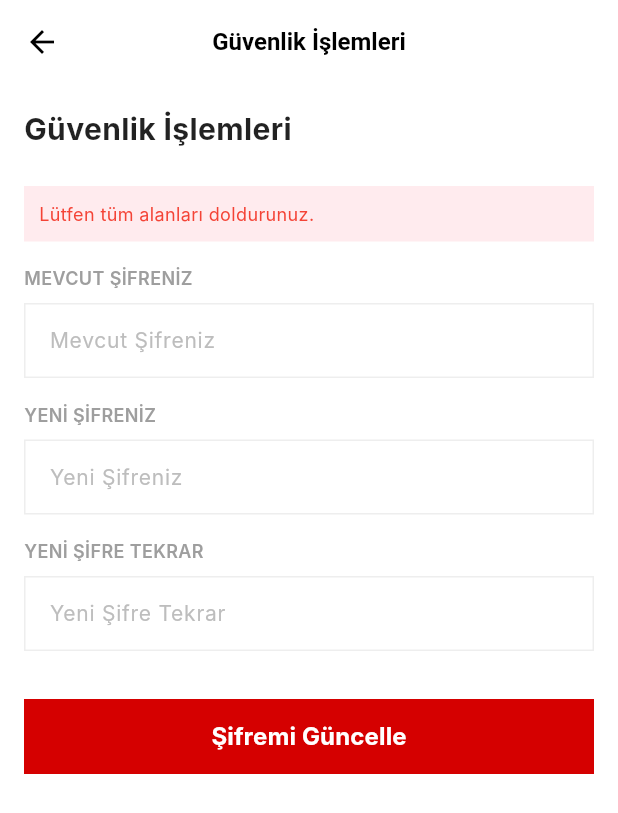
After one commit to gorkemoa/franchisemarketturkiye, a Flutter app: the ChangePasswordView screen opened directly, after a tap on "Şifremi Güncelle", on a phone screen of 412 x 824 dp. The commit adds this screen. Shown: the top 813 px of the screen. Run offline on Flutter 3.47's test engine with Material 3 defaults, Android fonts, the light colour scheme and no system bars; our stand-ins replace flutter_svg, flutter_widget_from_html, shared_preferences, youtube_player_flutter; accounts and stored records are empty; network calls fail; Roboto replaces fonts that are missing (Inter).

Commit message:
feat: Implement password change functionality with new view, view model, and API client `put` method, while refining address selection and custom drawer initialization.

```diff
--- a/lib/app/api_constants.dart
+++ b/lib/app/api_constants.dart
@@ -16,4 +16,5 @@ class ApiConstants {
   static String districts(String cityId) =>
       '$baseUrl/api/v1/cities/$cityId/districts';
   static const String updateAddress = '$baseUrl/api/v1/customers/address';
+  static const String updatePassword = '$baseUrl/api/v1/customers/password';
 }
--- /dev/null
+++ b/lib/viewmodels/change_password_view_model.dart
@@ -0,0 +1,86 @@
+import 'package:flutter/material.dart';
+import 'package:franchisemarketturkiye/services/auth_service.dart';
+
+class ChangePasswordViewModel extends ChangeNotifier {
+  final AuthService _authService = AuthService();
+
+  bool _isLoading = false;
+  bool get isLoading => _isLoading;
+
+  String? _errorMessage;
+  String? get errorMessage => _errorMessage;
+
+  String? _successMessage;
+  String? get successMessage => _successMessage;
+
+  final TextEditingController currentPasswordController =
+      TextEditingController();
+  final TextEditingController newPasswordController = TextEditingController();
+  final TextEditingController newPasswordConfirmController =
+      TextEditingController();
+
+  Future<bool> updatePassword() async {
+    _isLoading = true;
+    _errorMessage = null;
+    _successMessage = null;
+    notifyListeners();
+
+    if (currentPasswordController.text.isEmpty ||
+        newPasswordController.text.isEmpty ||
+        newPasswordConfirmController.text.isEmpty) {
+      _errorMessage = 'Lütfen tüm alanları doldurunuz.';
+      _isLoading = false;
+      notifyListeners();
+      return false;
+    }
+
+    if (newPasswordController.text != newPasswordConfirmController.text) {
+      _errorMessage = 'Yeni şifreler uyuşmuyor.';
+      _isLoading = false;
+      notifyListeners();
+      return false;
+    }
+
+    if (newPasswordController.text.length < 6) {
+      _errorMessage = 'Şifre en az 6 karakter olmalıdır.';
+      _isLoading = false;
+      notifyListeners();
+      return false;
+    }
+
+    try {
+      final result = await _authService.updatePassword(
+        currentPassword: currentPasswordController.text,
+        newPassword: newPasswordController.text,
+      );
+
+      if (result.isSuccess) {
+        _successMessage = 'Şifreniz başarıyla güncellendi.';
+        currentPasswordController.clear();
+        newPasswordController.clear();
+        newPasswordConfirmController.clear();
+        _isLoading = false;
+        notifyListeners();
+        return true;
+      } else {
+        _errorMessage = result.error;
+        _isLoading = false;
+        notifyListeners();
+        return false;
+      }
+    } catch (e) {
+      _errorMessage = 'Beklenmedik bir hata oluştu: $e';
+      _isLoading = false;
+      notifyListeners();
+      return false;
+    }
+  }
+
+  @override
+  void dispose() {
+    currentPasswordController.dispose();
+    newPasswordController.dispose();
+    newPasswordConfirmController.dispose();
+    super.dispose();
+  }
+}
--- /dev/null
+++ b/lib/views/profile/change_password_view.dart
@@ -0,0 +1,177 @@
+import 'package:flutter/material.dart';
+import 'package:franchisemarketturkiye/viewmodels/change_password_view_model.dart';
+
+class ChangePasswordView extends StatefulWidget {
+  const ChangePasswordView({super.key});
+
+  @override
+  State<ChangePasswordView> createState() => _ChangePasswordViewState();
+}
+
+class _ChangePasswordViewState extends State<ChangePasswordView> {
+  final ChangePasswordViewModel _viewModel = ChangePasswordViewModel();
+
+  @override
+  void dispose() {
+    _viewModel.dispose();
+    super.dispose();
+  }
+
+  @override
+  Widget build(BuildContext context) {
+    return Scaffold(
+      backgroundColor: Colors.white,
+      appBar: AppBar(
+        title: const Text('Güvenlik İşlemleri'),
+        centerTitle: true,
+        backgroundColor: Colors.white,
+        elevation: 0,
+        foregroundColor: Colors.black,
+      ),
+      body: SingleChildScrollView(
+        padding: const EdgeInsets.all(16.0),
+        child: ListenableBuilder(
+          listenable: _viewModel,
+          builder: (context, _) {
+            return Column(
+              crossAxisAlignment: CrossAxisAlignment.start,
+              children: [
+                const Text(
+                  'Güvenlik İşlemleri',
+                  style: TextStyle(
+                    fontSize: 20,
+                    fontWeight: FontWeight.bold,
+                    color: Colors.black87,
+                  ),
+                ),
+                const SizedBox(height: 24),
+
+                if (_viewModel.errorMessage != null) ...[
+                  Container(
+                    padding: const EdgeInsets.all(10),
+                    color: Colors.red.shade50,
+                    width: double.infinity,
+                    child: Text(
+                      _viewModel.errorMessage!,
+                      style: const TextStyle(color: Colors.red),
+                    ),
+                  ),
+                  const SizedBox(height: 16),
+                ],
+                if (_viewModel.successMessage != null) ...[
+                  Container(
+                    padding: const EdgeInsets.all(10),
+                    color: Colors.green.shade50,
+                    width: double.infinity,
+                    child: Text(
+                      _viewModel.successMessage!,
+                      style: const TextStyle(color: Colors.green),
+                    ),
+                  ),
+                  const SizedBox(height: 16),
+                ],
+
+                _buildTextFieldGroup(
+                  label: 'MEVCUT ŞİFRENİZ',
+                  hint: 'Mevcut Şifreniz',
+                  controller: _viewModel.currentPasswordController,
+                ),
+                const SizedBox(height: 16),
+                _buildTextFieldGroup(
+                  label: 'YENİ ŞİFRENİZ',
+                  hint: 'Yeni Şifreniz',
+                  controller: _viewModel.newPasswordController,
+                ),
+                const SizedBox(height: 16),
+                _buildTextFieldGroup(
+                  label: 'YENİ ŞİFRE TEKRAR',
+                  hint: 'Yeni Şifre Tekrar',
+                  controller: _viewModel.newPasswordConfirmController,
+                ),
+
+                const SizedBox(height: 32),
+                SizedBox(
+                  width: double.infinity,
+                  height: 50,
+                  child: ElevatedButton(
+                    onPressed: _viewModel.isLoading
+                        ? null
+                        : () {
+                            _viewModel.updatePassword();
+                          },
+                    style: ElevatedButton.styleFrom(
+                      backgroundColor: const Color(0xFFD50000),
+                      foregroundColor: Colors.white,
+                      elevation: 0,
+                      shape: RoundedRectangleBorder(
+                        borderRadius: BorderRadius.circular(0),
+                      ),
+                    ),
+                    child: _viewModel.isLoading
+                        ? const SizedBox(
+                            width: 20,
+                            height: 20,
+                            child: CircularProgressIndicator(
+                              color: Colors.white,
+                              strokeWidth: 2,
+                            ),
+                          )
+                        : const Text(
+                            'Şifremi Güncelle',
+                            style: TextStyle(
+                              fontSize: 16,
+                              fontWeight: FontWeight.bold,
+                            ),
+                          ),
+                  ),
+                ),
+              ],
+            );
+          },
+        ),
+      ),
+    );
+  }
+
+  Widget _buildTextFieldGroup({
+    required String label,
+    required String hint,
+    required TextEditingController controller,
+  }) {
+    return Column(
+      crossAxisAlignment: CrossAxisAlignment.start,
+      children: [
+        Text(
+          label,
+          style: const TextStyle(
+            fontSize: 12,
+            fontWeight: FontWeight.w600,
+            color: Colors.grey,
+          ),
+        ),
+        const SizedBox(height: 8),
+        Container(
+          decoration: BoxDecoration(
+            color: Colors.white,
+            border: Border.all(color: Colors.grey.shade200),
+          ),
+          child: TextField(
+            controller: controller,
+            obscureText: true,
+            style: const TextStyle(fontSize: 14),
+            decoration: InputDecoration(
+              hintText: hint,
+              hintStyle: TextStyle(color: Colors.grey.shade400),
+              border: InputBorder.none,
+              contentPadding: const EdgeInsets.symmetric(
+                horizontal: 16,
+                vertical: 14,
+              ),
+              isDense: true,
+            ),
+          ),
+        ),
+      ],
+    );
+  }
+}
--- a/lib/views/widgets/custom_drawer.dart
+++ b/lib/views/widgets/custom_drawer.dart
@@ -1,7 +1,6 @@
 import 'package:flutter/material.dart';
 import 'package:flutter_svg/flutter_svg.dart';
 import 'package:franchisemarketturkiye/app/app_theme.dart';
-import 'package:franchisemarketturkiye/viewmodels/categories_view_model.dart';
 
 class GlobalScaffold extends StatefulWidget {
   final Widget body;
@@ -192,13 +191,9 @@ class CustomDrawer extends StatefulWidget {
 }
 
 class _CustomDrawerState extends State<CustomDrawer> {
-  late final CategoriesViewModel _viewModel;
-
   @override
   void initState() {
     super.initState();
-    _viewModel = CategoriesViewModel();
-    _viewModel.init(selected: 1);
   }
 
   @override
```
Also changed, not shown: lib/core/network/api_client.dart (+48 -0 lines), lib/services/auth_service.dart (+22 -0 lines), lib/viewmodels/address_view_model.dart (+14 -5 lines), lib/views/profile/address_view.dart (+5 -5 lines), lib/views/profile/profile_view.dart (+9 -1 lines).
